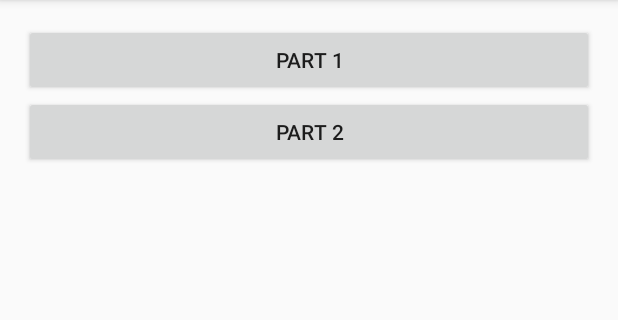
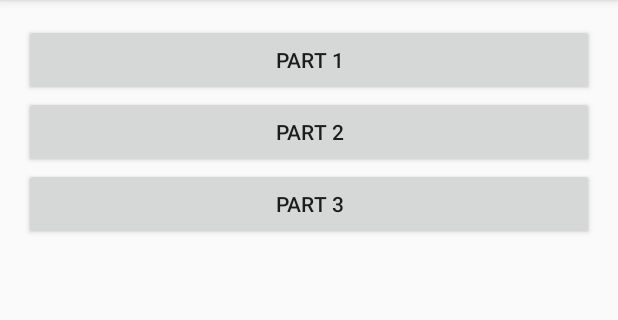
Before and after one commit to beblank/AndroidrxJava, an Android app: the screen it shows after launch (MainActivity), on a phone screen of 412 x 824 dp, the part 84-404 px from its top. Run offline under Robolectric (Android 15) with nearby library versions, the phone set to English and light mode, and no system bars.

Commit message:
start rxjava part 3

```diff
--- a/app/src/main/java/com/example/adityahadiwijaya/androidrxjava/MainActivity.java
+++ b/app/src/main/java/com/example/adityahadiwijaya/androidrxjava/MainActivity.java
@@ -23,6 +23,7 @@ public class MainActivity extends AppCompatActivity implements View.OnClickListe
     private void wireUI(){
         setTapListener(R.id.btnPart1);
         setTapListener(R.id.btnPart2);
+        setTapListener(R.id.btnPart3);
     }
 
     private void setTapListener(int viewId){
--- a/app/src/main/res/layout/activity_main.xml
+++ b/app/src/main/res/layout/activity_main.xml
@@ -21,4 +21,10 @@
         android:text="Part 2"
         android:layout_below="@+id/btnPart1"
         />
+    <Button
+        style="@style/Rxbutton"
+        android:id="@+id/btnPart3"
+        android:text="Part 3"
+        android:layout_below="@+id/btnPart2"
+        />
 </RelativeLayout>
```
Also changed, not shown: app/src/main/java/com/example/adityahadiwijaya/androidrxjava/part3/Part3Activity.java (added, +22 -0 lines).
